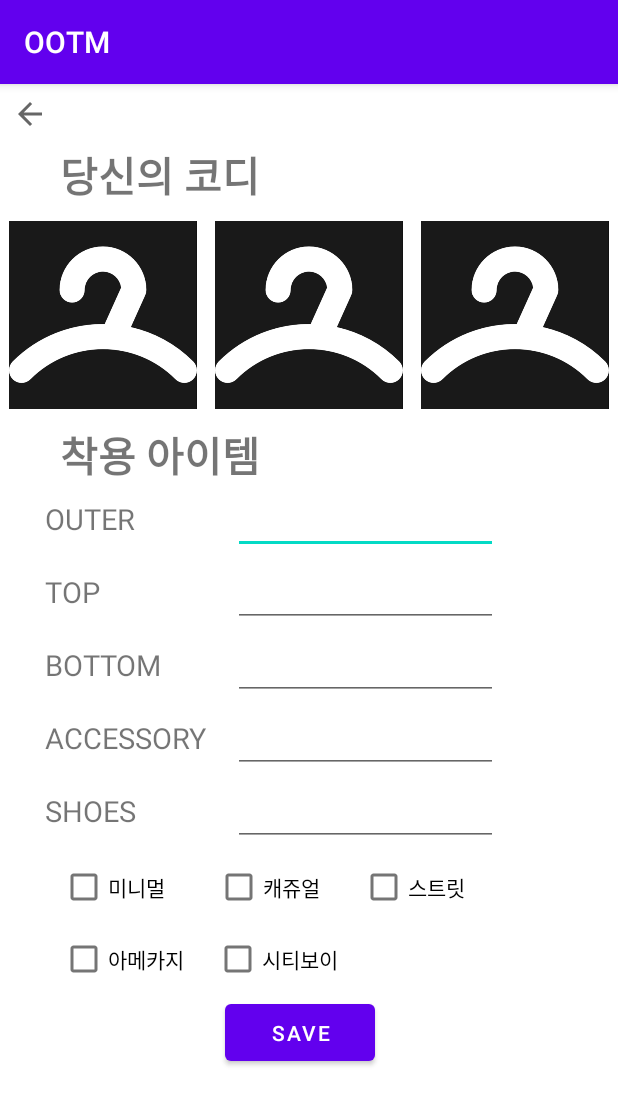
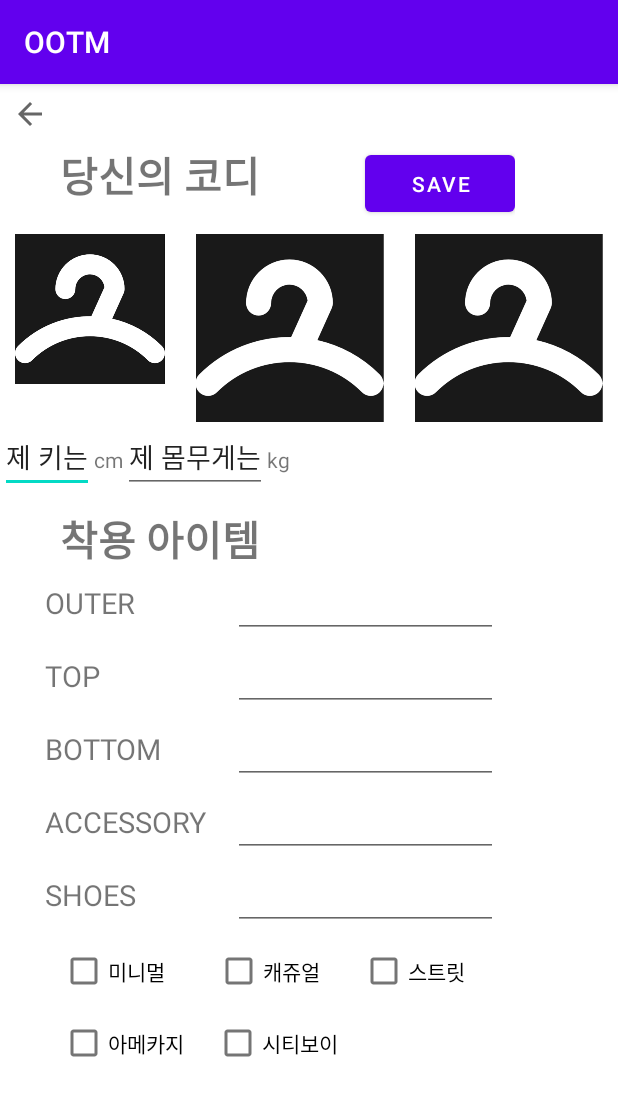
Before and after one commit to ehojune/OOTM_app_frontend, an Android app: the NewPostActivity screen opened directly, with no data from a screen before it, after a tap on "SAVE", on a phone screen of 412 x 824 dp. Shown: the top 1105 px of the screen. Run offline under Robolectric (Android 15) with nearby library versions, the phone set to English and light mode, and no system bars; pictures from the network do not load; 1 statement that could not run was skipped.

Commit message:
NewPostActivity_errorExist

```diff
--- a/frontend/app/src/main/java/com/example/cloth_recommender/Frag2/NewPostActivity.java
+++ b/frontend/app/src/main/java/com/example/cloth_recommender/Frag2/NewPostActivity.java
@@ -2,6 +2,7 @@ package com.example.cloth_recommender.Frag2;
 import android.os.Bundle;
 import android.view.View;
 
+import androidx.annotation.NonNull;
 import androidx.annotation.Nullable;
 import androidx.appcompat.app.AppCompatActivity;
 
@@ -38,9 +39,20 @@ public class NewPostActivity extends AppCompatActivity {
     Uri imageUri;
     ImageView getImage;
     private ImageButton btn_back;
-    private EditText cmt;
     UserData userinfo;
     Button saveButton;
+
+    private EditText HeightInput;
+    private EditText WeightInput;
+    private EditText TopInput;
+    private EditText BottomInput;
+    private EditText ShoeInput;
+    private EditText OuterInput;
+    private EditText AccInput;
+
+
+
+
 
     @Nullable
     @Override
@@ -70,6 +82,26 @@ public class NewPostActivity extends AppCompatActivity {
                 Log.d("userinfo", "fail");
             }
         });
+
+
+
+        HeightInput = findViewById(R.id.HeightInfo);
+        String HeightInfo = HeightInput.getText().toString();
+        WeightInput = findViewById(R.id.WeightInfo);
+        String WeightInfo = WeightInput.getText().toString();
+        OuterInput = findViewById(R.id.OuterInfo);
+        String OuterInfo = OuterInput.getText().toString();
+        TopInput = findViewById(R.id.TopInfo);
+        String TopInfo = TopInput.getText().toString();
+        BottomInput = findViewById(R.id.BottomInfo);
+        String BottomInfo = BottomInput.getText().toString();
+        AccInput = findViewById(R.id.AccInfo);
+        String AccInfo = AccInput.getText().toString();
+        ShoeInput = findViewById(R.id.ShoeInfo);
+        String ShoeInfo = ShoeInput.getText().toString();
+
+
+
 
         getImage = this.findViewById(R.id.Uploadimg1);
         getImage.setOnClickListener(new View.OnClickListener() {
@@ -103,13 +135,13 @@ public class NewPostActivity extends AppCompatActivity {
                 HashMap<String,String> postmap = new HashMap<>();
                 postmap.put("userName", userinfo.userName);
                 postmap.put("userID", strID);
-                postmap.put("height", "키");
-                postmap.put("weight", "몸무게");
-                postmap.put("top", "상의");
-                postmap.put("bot", "하의");
-                postmap.put("sho", "신발");
-                postmap.put("out", "아우터");
-                postmap.put("acc", "악세");
+                postmap.put("height", HeightInfo);
+                postmap.put("weight", WeightInfo);
+                postmap.put("top", TopInfo);
+                postmap.put("bot", BottomInfo);
+                postmap.put("sho", ShoeInfo);
+                postmap.put("out", OuterInfo);
+                postmap.put("acc", AccInfo);
                 postmap.put("genrearray", "genre들의 string array");
                 Call<Void> calladdpost = retrofitAPI.addPost(postmap);
                 calladdpost.enqueue(new Callback<Void>() {
--- a/frontend/app/src/main/res/layout/frag2_activity_newpostactivity.xml
+++ b/frontend/app/src/main/res/layout/frag2_activity_newpostactivity.xml
@@ -16,6 +16,11 @@
         android:background="@null"
         android:src="@drawable/ic_baseline_arrow_back_24" />
 
+    <LinearLayout
+        android:layout_width="wrap_content"
+        android:layout_height="wrap_content"
+        android:orientation="horizontal">
+
         <TextView
             android:id="@+id/textView0"
             android:layout_width="wrap_content"
@@ -26,6 +31,15 @@
             android:textStyle="bold"
             android:visibility="visible" />
 
+        <Button
+            android:id="@+id/savepost_button"
+            android:layout_width="100dp"
+            android:layout_height="50dp"
+            android:layout_marginLeft="70dp"
+            android:text="SAVE" />
+
+    </LinearLayout>
+
     <LinearLayout
         android:layout_width="match_parent"
         android:layout_height="wrap_content"
@@ -34,8 +48,8 @@
 
         <ImageView
             android:id="@+id/Uploadimg1"
-            android:layout_width="125dp"
-            android:layout_height="125dp"
+            android:layout_width="100dp"
+            android:layout_height="100dp"
             android:layout_weight="1"
             android:clickable="true"
             app:srcCompat="@drawable/app_logo" />
@@ -55,6 +69,40 @@
             android:layout_weight="1"
             android:clickable="true"
             app:srcCompat="@drawable/app_logo" />
+    </LinearLayout>
+
+    <LinearLayout
+        android:layout_width="wrap_content"
+        android:layout_height="wrap_content"
+        android:orientation="horizontal">
+
+        <EditText
+            android:id="@+id/HeightInfo"
+            android:layout_width="wrap_content"
+            android:layout_height="wrap_content"
+            android:layout_weight="1"
+            android:text="제 키는" />
+
+        <TextView
+            android:id="@+id/cm"
+            android:layout_width="wrap_content"
+            android:layout_height="wrap_content"
+            android:layout_weight="1"
+            android:text="cm" />
+
+        <EditText
+            android:id="@+id/WeightInfo"
+            android:layout_width="wrap_content"
+            android:layout_height="wrap_content"
+            android:layout_weight="1"
+            android:text="제 몸무게는" />
+
+        <TextView
+            android:id="@+id/kg"
+            android:layout_width="match_parent"
+            android:layout_height="wrap_content"
+            android:layout_weight="1"
+            android:text="kg" />
     </LinearLayout>
 
     <TextView
@@ -83,7 +131,7 @@
             android:textSize="19sp" />
 
         <EditText
-            android:id="@+id/editTextTextPersonName1"
+            android:id="@+id/OuterInfo"
             android:layout_width="wrap_content"
             android:layout_height="wrap_content"
             android:layout_weight="5"
@@ -116,7 +164,7 @@
             android:textSize="19sp" />
 
         <EditText
-            android:id="@+id/editTextTextPersonName2"
+            android:id="@+id/TopInfo"
             android:layout_width="wrap_content"
             android:layout_height="wrap_content"
             android:layout_weight="5"
@@ -151,7 +199,7 @@
             android:textSize="19sp" />
 
         <EditText
-            android:id="@+id/editTextTextPersonName3"
+            android:id="@+id/BottomInfo"
             android:layout_width="wrap_content"
             android:layout_height="wrap_content"
             android:layout_weight="5"
@@ -184,7 +232,7 @@
             android:textSize="19sp" />
 
         <EditText
-            android:id="@+id/editTextTextPersonName4"
+            android:id="@+id/AccInfo"
             android:layout_width="wrap_content"
             android:layout_height="wrap_content"
             android:layout_weight="5"
@@ -217,7 +265,7 @@
             android:textSize="19sp" />
 
         <EditText
-            android:id="@+id/editTextTextPersonName5"
+            android:id="@+id/ShoeInfo"
             android:layout_width="wrap_content"
             android:layout_height="wrap_content"
             android:layout_weight="5"
@@ -301,12 +349,5 @@
 
     </LinearLayout>
 
-    <Button
-        android:id="@+id/savepost_button"
-        android:layout_width="100dp"
-        android:layout_height="50dp"
-        android:layout_marginLeft="150dp"
-        android:text="SAVE" />
-
 
 </LinearLayout>
```
Lines whose indentation alone changed are shown as unchanged.
